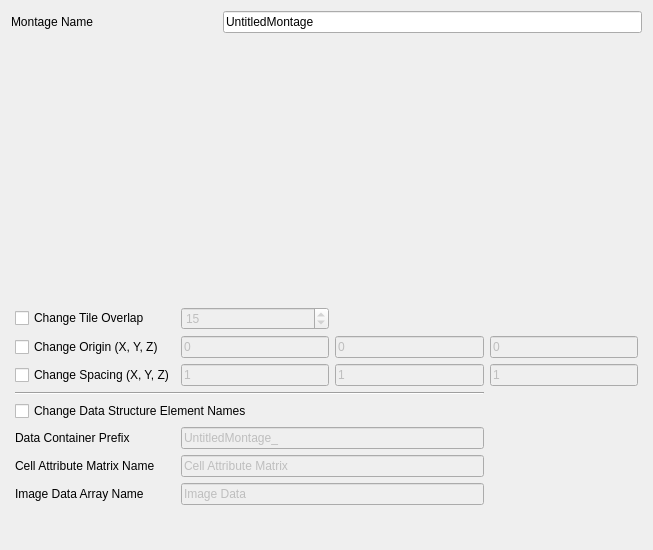
Old version of the form SIMPLVtkLib/Wizards/ImportMontage/UI_Files/EnterFijiDataPage.ui in the repository tplatt77/SIMPLVtkLib.
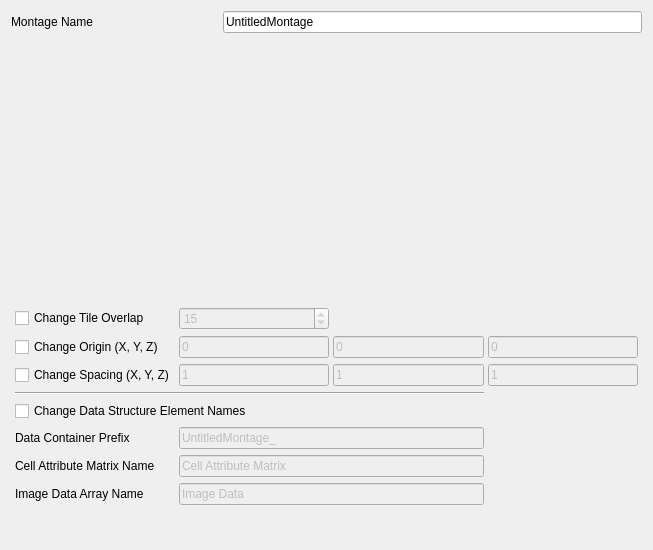
New version of the form. Custom widgets are drawn as their Qt base class.

Commit message: Fixed some issues with executing pipelines multiple times in a session *Added a pipelineworker thread for pipeline execution *Fixed an alignment issue with the Fiji data page

```diff
--- a/SIMPLVtkLib/Wizards/ImportMontage/UI_Files/EnterFijiDataPage.ui
+++ b/SIMPLVtkLib/Wizards/ImportMontage/UI_Files/EnterFijiDataPage.ui
@@ -31,6 +31,9 @@
      <property name="bottomMargin">
       <number>4</number>
      </property>
+     <property name="horizontalSpacing">
+      <number>4</number>
+     </property>
      <item row="9" column="1" colspan="2">
       <widget class="QLineEdit" name="imageArrayNameLE">
        <property name="enabled">
```
Left out of the diff: 9 changed lines with no effect on the pictures. The commit also changes 2 other files.
